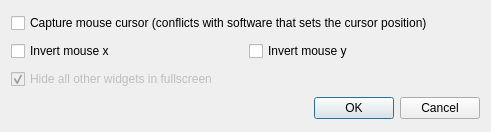
3DTK/3DTK, file src/qtshow/SettingsDialog.ui: the form before one commit.
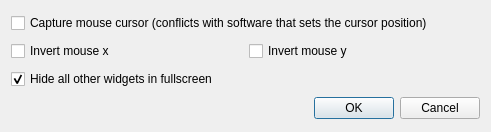
The form after the commit.

Commit message: qtshow: Implement choice of hiding the dock widgets in fullscreen

Patch:
```diff
--- a/src/qtshow/SettingsDialog.ui
+++ b/src/qtshow/SettingsDialog.ui
@@ -40,16 +40,10 @@
     </layout>
    </item>
    <item>
-    <widget class="QCheckBox" name="cbHideOthersInFullscreen">
-     <property name="enabled">
-      <bool>false</bool>
-     </property>
+    <widget class="QCheckBox" name="cbHideWidgetsInFullscreen">
      <property name="text">
       <string>Hide all other widgets in fullscreen</string>
      </property>
-     <property name="checkable">
-      <bool>true</bool>
-     </property>
      <property name="checked">
       <bool>true</bool>
      </property>
```
The commit also changes 2 other files.
